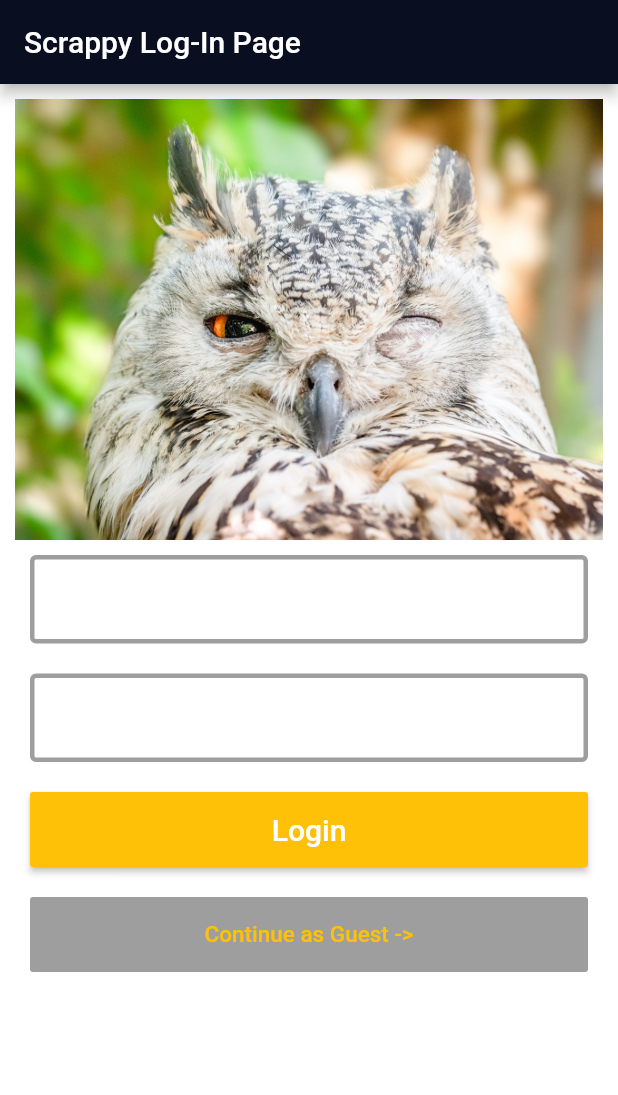
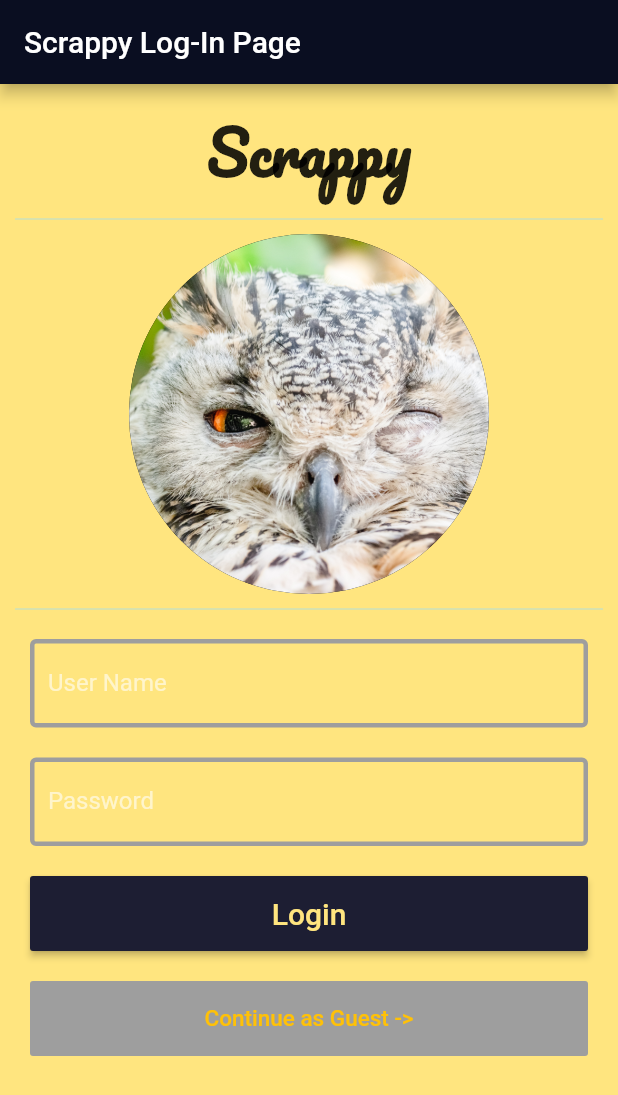
Before and after one commit to rayhebard/scrappy, a Flutter app: the screen it shows after launch, on a phone screen of 412 x 824 dp. Shown: the top 1095 px of the screen. Run offline on Flutter 3.47's test engine with Material 2 defaults, Android fonts, the phone set to English and light mode, and no system bars; our stand-ins replace flutter_spinkit, flutter_svg, font_awesome_flutter, jiffy, table_calendar; missing offline and left inert: dart:ffi; project files that could hold a hidden picture were left out.

Commit message:
Login Page Redesign Prototype

```diff
--- a/lib/screens/login_page.dart
+++ b/lib/screens/login_page.dart
@@ -15,25 +15,56 @@ class _LoginPageState extends State<LoginPage>{
   @override
   Widget build(BuildContext context) {
     return Scaffold(
+       backgroundColor: Colors.amberAccent.shade100,
         appBar: AppBar(
           title: Text('Scrappy Log-In Page'),
         ),
         body:
-        Padding(
+        Container(
+          // decoration: BoxDecoration(image: DecorationImage(
+          //   image: AssetImage("images/owl_wink.jpg"), fit: BoxFit.fill)
+          // ),
+          child: Padding(
               padding: EdgeInsets.all(10),
               child: ListView(
                 children: <Widget>[
+                 // Center(
+                 //   child: new Image.asset(
+                 //     'images/owl_wink.jpg',
+                 //     fit: BoxFit.fill,
+                 //   ),
+                 // ),
                   Center(
-                 child: new Image.asset(
-                   'images/owl_wink.jpg',
-                   fit: BoxFit.fill,
+                    child: Text(
+                      'Scrappy',
+                      style: TextStyle(
+                          fontFamily: 'Pacifico',
+                          fontSize: 40,
+                          color: Colors.black87,
+                          fontWeight: FontWeight.bold ),
                     ),
                   ),
-
+                  SizedBox(height: 20,
+                    width: 150.0,
+                    child: Divider(
+                      color: Colors.teal.shade100,
+                    ),
+                  ),
+                  CircleAvatar(
+                    radius: 120.0,
+                    backgroundImage: AssetImage('images/owl_wink.jpg') ,
+                  ),
+                  SizedBox(height: 20,
+                    width: 150.0,
+                    child: Divider(
+                      color: Colors.teal.shade100,
+                    ),
+                  ),
                   Container(
                     padding: EdgeInsets.all(10),
                     child: TextField(
                       controller: nameController,
+                      style: TextStyle(color: kCardColor),
                       decoration: InputDecoration(
                         border: OutlineInputBorder(),
                         labelText: 'User Name',
@@ -43,7 +74,7 @@ class _LoginPageState extends State<LoginPage>{
                         ),
                         focusedBorder: OutlineInputBorder(
                           borderSide: BorderSide(
-                            color: Colors.amber, width: 3.0),
+                              color: Colors.black, width: 3.0),
                         ),
                       ),
                     ),
@@ -52,6 +83,7 @@ class _LoginPageState extends State<LoginPage>{
                     padding: EdgeInsets.fromLTRB(10, 10, 10, 0),
                     child: TextField(
                       obscureText: true,
+                      style: TextStyle(color: kCardColor),
                       controller: passwordController,
                       decoration: InputDecoration(
                         border: OutlineInputBorder(),
@@ -62,7 +94,7 @@ class _LoginPageState extends State<LoginPage>{
                         ),
                         focusedBorder: OutlineInputBorder(
                           borderSide: BorderSide(
-                            color: Colors.amber, width: 3.0),
+                              color: Colors.black, width: 3.0),
                         ),
                       ),
                     ),
@@ -72,8 +104,8 @@ class _LoginPageState extends State<LoginPage>{
                       height: 70,
                       padding: EdgeInsets.fromLTRB(10, 20, 10, 0),
                       child: RaisedButton(
-                      textColor: Colors.white,
-                      color: Colors.amber,
+                        textColor: Colors.amberAccent.shade100,
+                        color: kCardColor,
                         child: Text(
                             'Login',
                             style: TextStyle(fontSize: 20),
@@ -115,6 +147,7 @@ class _LoginPageState extends State<LoginPage>{
                       )
                 ],
               )
+          ),
         )
     );
   }
```
Lines whose indentation alone changed are shown as unchanged.
